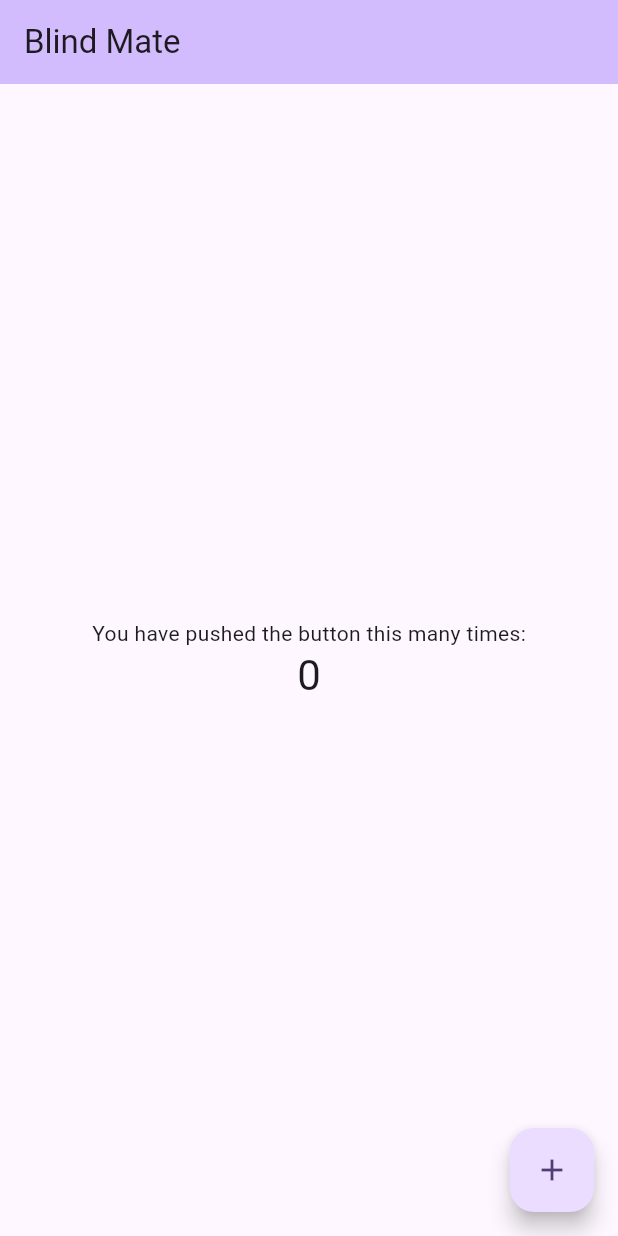
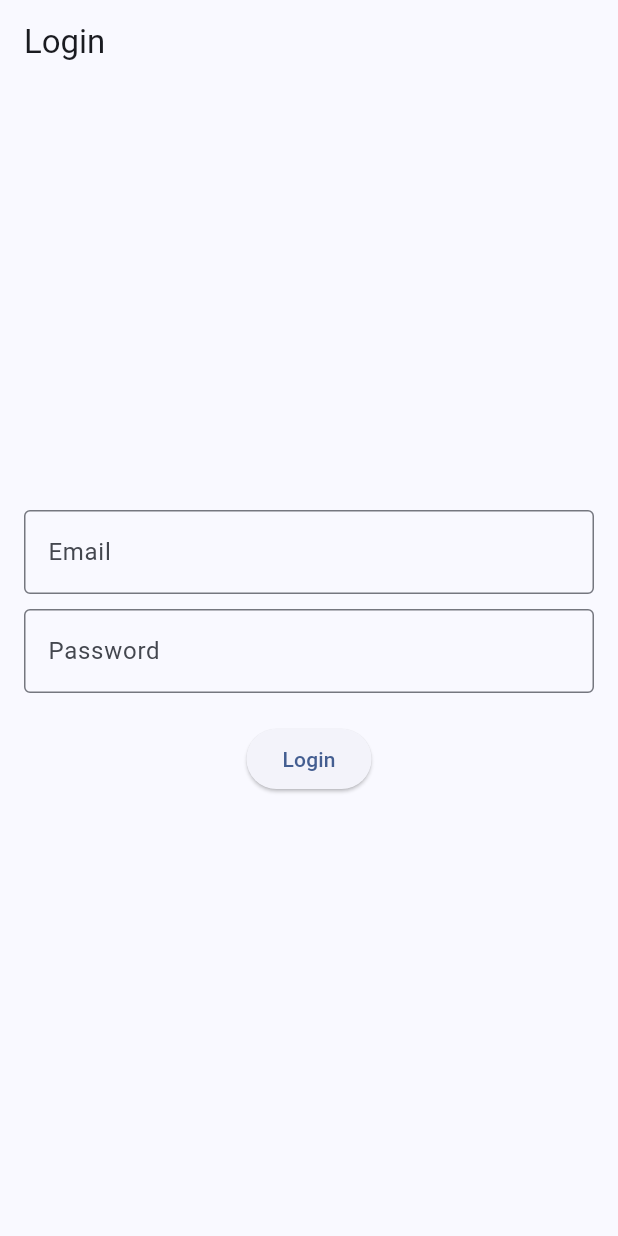
Before and after one commit to Yung729/blindmate, a Flutter app: the screen it shows after launch, on a phone screen of 412 x 824 dp. Run offline on Flutter 3.47's test engine with Material 3 defaults, Android fonts, the phone set to English and light mode, and no system bars; our stand-ins replace cloud_firestore, firebase_auth, firebase_core, shared_preferences; accounts and stored records are empty.

```diff
--- /dev/null
+++ b/lib/controllers/navigation_controller.dart
@@ -0,0 +1,18 @@
+import 'package:flutter/material.dart';
+import '../pages/home_screen.dart';
+import '../pages/login_screen.dart';
+
+class NavigationController {
+  static final Map<String, WidgetBuilder> routes = {
+    '/login': (context) => const LoginScreen(),
+    '/home': (context) => const HomeScreen(),
+  };
+
+  static void navigateTo(BuildContext context, String route) {
+    Navigator.pushNamed(context, route);
+  }
+
+  static void replaceWith(BuildContext context, String route) {
+    Navigator.pushReplacementNamed(context, route);
+  }
+}
--- a/lib/main.dart
+++ b/lib/main.dart
@@ -1,128 +1,36 @@
 import 'package:blindmate/firebase_options.dart';
 import 'package:firebase_core/firebase_core.dart';
 import 'package:flutter/material.dart';
+import 'package:shared_preferences/shared_preferences.dart';
+import 'controllers/navigation_controller.dart';
+import 'pages/home_screen.dart';
+import 'pages/login_screen.dart';
 
 void main() async {
   WidgetsFlutterBinding.ensureInitialized();
   await Firebase.initializeApp(
     options: DefaultFirebaseOptions.currentPlatform,
   );
-  runApp(const MyApp());
+
+  final prefs = await SharedPreferences.getInstance();
+  String? userId = prefs.getString('currentUserId');
+
+  runApp(MyApp(initialRoute: userId == null ? '/login' : '/home'));
 }
 
 class MyApp extends StatelessWidget {
-  const MyApp({super.key});
+  final String initialRoute;
+  const MyApp({super.key, required this.initialRoute});
 
-  // This widget is the root of your application.
   @override
   Widget build(BuildContext context) {
     return MaterialApp(
-      title: 'Flutter Demo',
+      title: 'Blind Mate',
       theme: ThemeData(
-        // This is the theme of your application.
-        //
-        // TRY THIS: Try running your application with "flutter run". You'll see
-        // the application has a purple toolbar. Then, without quitting the app,
-        // try changing the seedColor in the colorScheme below to Colors.green
-        // and then invoke "hot reload" (save your changes or press the "hot
-        // reload" button in a Flutter-supported IDE, or press "r" if you used
-        // the command line to start the app).
-        //
-        // Notice that the counter didn't reset back to zero; the application
-        // state is not lost during the reload. To reset the state, use hot
-        // restart instead.
-        //
-        // This works for code too, not just values: Most code changes can be
-        // tested with just a hot reload.
-        colorScheme: ColorScheme.fromSeed(seedColor: Colors.deepPurple),
+        colorScheme: ColorScheme.fromSeed(seedColor: Colors.blueAccent),
       ),
-      home: const MyHomePage(title: 'Blind Mate'),
+      initialRoute: initialRoute,
+      routes: NavigationController.routes, // Use central navigation
     );
   }
 }
-
-class MyHomePage extends StatefulWidget {
-  const MyHomePage({super.key, required this.title});
-
-  // This widget is the home page of your application. It is stateful, meaning
-  // that it has a State object (defined below) that contains fields that affect
-  // how it looks.
-
-  // This class is the configuration for the state. It holds the values (in this
-  // case the title) provided by the parent (in this case the App widget) and
-  // used by the build method of the State. Fields in a Widget subclass are
-  // always marked "final".
-
-  final String title;
-
-  @override
-  State<MyHomePage> createState() => _MyHomePageState();
-}
-
-class _MyHomePageState extends State<MyHomePage> {
-  int _counter = 0;
-
-  void _incrementCounter() {
-    setState(() {
-      // This call to setState tells the Flutter framework that something has
-      // changed in this State, which causes it to rerun the build method below
-      // so that the display can reflect the updated values. If we changed
-      // _counter without calling setState(), then the build method would not be
-      // called again, and so nothing would appear to happen.
-      _counter++;
-    });
-  }
-
-  @override
-  Widget build(BuildContext context) {
-    // This method is rerun every time setState is called, for instance as done
-    // by the _incrementCounter method above.
-    //
-    // The Flutter framework has been optimized to make rerunning build methods
-    // fast, so that you can just rebuild anything that needs updating rather
-    // than having to individually change instances of widgets.
-    return Scaffold(
-      appBar: AppBar(
-        // TRY THIS: Try changing the color here to a specific color (to
-        // Colors.amber, perhaps?) and trigger a hot reload to see the AppBar
-        // change color while the other colors stay the same.
-        backgroundColor: Theme.of(context).colorScheme.inversePrimary,
-        // Here we take the value from the MyHomePage object that was created by
-        // the App.build method, and use it to set our appbar title.
-        title: Text(widget.title),
-      ),
-      body: Center(
-        // Center is a layout widget. It takes a single child and positions it
-        // in the middle of the parent.
-        child: Column(
-          // Column is also a layout widget. It takes a list of children and
-          // arranges them vertically. By default, it sizes itself to fit its
-          // children horizontally, and tries to be as tall as its parent.
-          //
-          // Column has various properties to control how it sizes itself and
-          // how it positions its children. Here we use mainAxisAlignment to
-          // center the children vertically; the main axis here is the vertical
-          // axis because Columns are vertical (the cross axis would be
-          // horizontal).
-          //
-          // TRY THIS: Invoke "debug painting" (choose the "Toggle Debug Paint"
-          // action in the IDE, or press "p" in the console), to see the
-          // wireframe for each widget.
-          mainAxisAlignment: MainAxisAlignment.center,
-          children: <Widget>[
-            const Text('You have pushed the button this many times:'),
-            Text(
-              '$_counter',
-              style: Theme.of(context).textTheme.headlineMedium,
-            ),
-          ],
-        ),
-      ),
-      floatingActionButton: FloatingActionButton(
-        onPressed: _incrementCounter,
-        tooltip: 'Increment',
-        child: const Icon(Icons.add),
-      ), // This trailing comma makes auto-formatting nicer for build methods.
-    );
-  }
-}
--- /dev/null
+++ b/lib/pages/login_screen.dart
@@ -0,0 +1,127 @@
+import 'package:cloud_firestore/cloud_firestore.dart';
+import 'package:firebase_auth/firebase_auth.dart';
+import 'package:flutter/material.dart';
+import 'package:shared_preferences/shared_preferences.dart';
+import 'home_screen.dart';
+
+class LoginScreen extends StatefulWidget {
+  const LoginScreen({super.key});
+
+  @override
+  State<LoginScreen> createState() => _LoginScreenState();
+}
+
+class _LoginScreenState extends State<LoginScreen> {
+  final TextEditingController _emailController = TextEditingController();
+  final TextEditingController _passwordController = TextEditingController();
+  final FirebaseAuth _auth = FirebaseAuth.instance;
+  final FirebaseFirestore _firestore = FirebaseFirestore.instance;
+  bool _isLoading = false;
+
+  Future<void> _login() async {
+    String email = _emailController.text.trim();
+    String password = _passwordController.text.trim();
+
+    if (email.isEmpty || password.isEmpty) return;
+
+    setState(() {
+      _isLoading = true;
+    });
+
+    try {
+      // Sign in with email & password
+      UserCredential userCredential = await _auth.signInWithEmailAndPassword(
+        email: email,
+        password: password,
+      );
+
+      User? user = userCredential.user;
+      if (user != null) {
+        String userId = user.uid;
+
+        // Fetch user info from Firestore
+        DocumentSnapshot userDoc = await _firestore.collection('users').doc(userId).get();
+        String userName = userDoc.exists ? (userDoc['name'] ?? "User") : email;
+
+        // Store user info locally
+        final prefs = await SharedPreferences.getInstance();
+        await prefs.setString('currentUserId', userId);
+        await prefs.setString('currentUserName', userName);
+
+        // Navigate to HomeScreen
+        if (context.mounted) {
+          Navigator.pushReplacement(
+            context,
+            MaterialPageRoute(builder: (context) => const HomeScreen()),
+          );
+        }
+      }
+    } on FirebaseAuthException catch (e) {
+      _showErrorDialog(e.message ?? "Login failed");
+    } finally {
+      setState(() {
+        _isLoading = false;
+      });
+    }
+  }
+
+  Future<void> _showErrorDialog(String message) async {
+    showDialog(
+      context: context,
+      builder: (context) {
+        return AlertDialog(
+          title: const Text("Error"),
+          content: Text(message),
+          actions: [
+            TextButton(
+              onPressed: () => Navigator.pop(context),
+              child: const Text("OK"),
+            ),
+          ],
+        );
+      },
+    );
+  }
+
+  @override
+  Widget build(BuildContext context) {
+    return Scaffold(
+      appBar: AppBar(title: const Text("Login")),
+      body: Padding(
+        padding: const EdgeInsets.all(16.0),
+        child: Column(
+          mainAxisAlignment: MainAxisAlignment.center,
+          children: [
+            TextField(
+              controller: _emailController,
+              keyboardType: TextInputType.emailAddress,
+              decoration: const InputDecoration(
+                labelText: "Email",
+                border: OutlineInputBorder(),
+              ),
+            ),
+            const SizedBox(height: 10),
+
+            TextField(
+              controller: _passwordController,
+              obscureText: true,
+              decoration: const InputDecoration(
+                labelText: "Password",
+                border: OutlineInputBorder(),
+              ),
+            ),
+
+            const SizedBox(height: 20),
+            _isLoading
+                ? const CircularProgressIndicator()
+                : ElevatedButton(
+                    onPressed: _login,
+                    child: const Text("Login"),
+                  ),
+            const SizedBox(height: 10),
+          ],
+        ),
+      ),
+    );
+  }
+}
--- a/pubspec.yaml
+++ b/pubspec.yaml
@@ -36,6 +36,8 @@ dependencies:
   cupertino_icons: ^1.0.8
   firebase_core: ^3.12.0
   cloud_firestore: ^5.6.4
+  firebase_auth: ^5.5.0
+  shared_preferences: ^2.5.2
 dev_dependencies:
   flutter_test:
     sdk: flutter
```
Also changed, not shown: lib/pages/home_screen.dart (added, +98 -0 lines), pubspec.lock, 4 other files.
